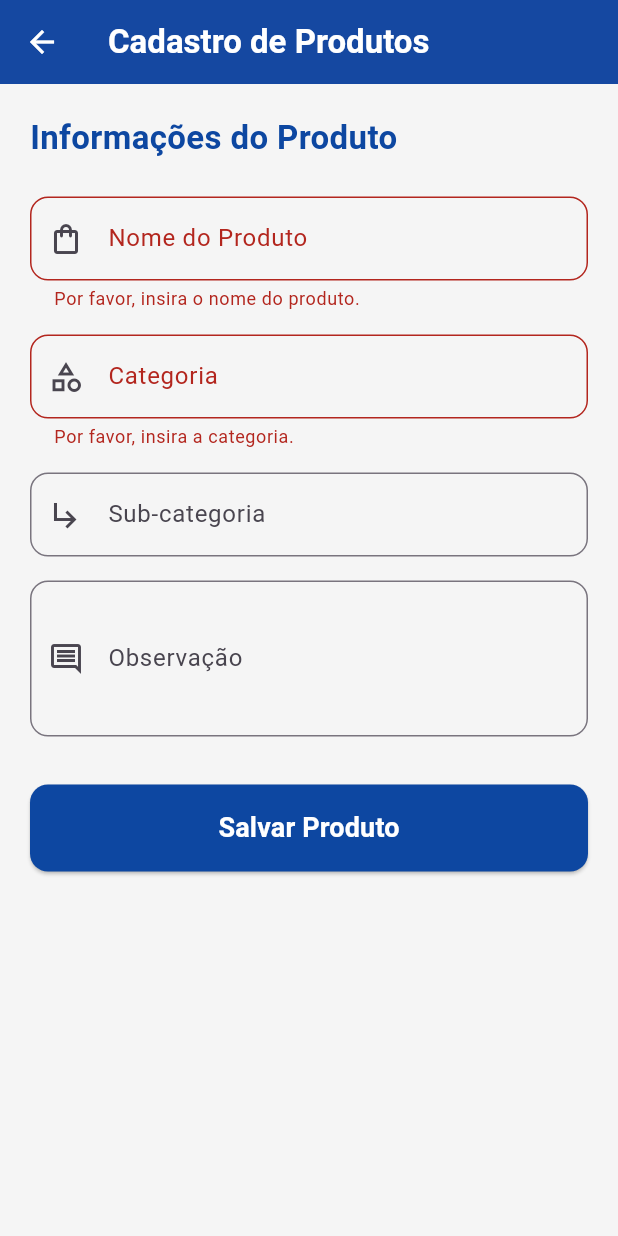
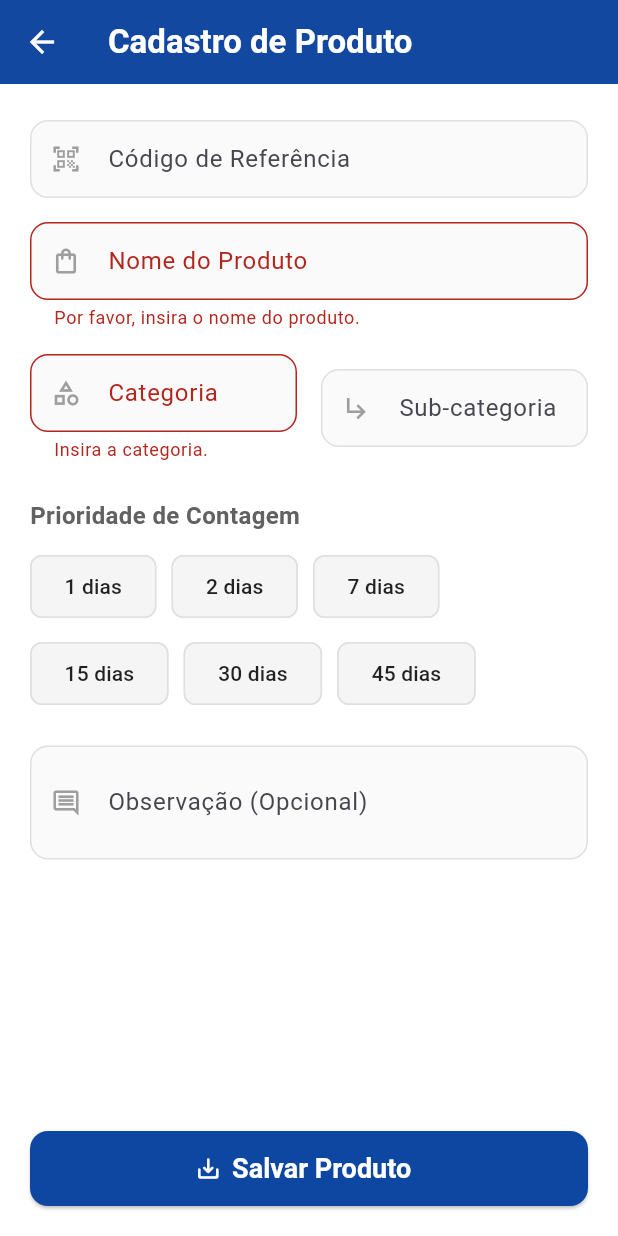
Before and after one commit to brunounky/reconta-app-flutter, a Flutter app: the CadProdutos screen opened directly, after a tap on "Salvar Produto", on a phone screen of 412 x 824 dp. Run offline on Flutter 3.47's test engine with Material 3 defaults, Android fonts, the phone set to English and light mode, and no system bars; our stand-ins replace cloud_firestore, firebase_core; accounts and stored records are empty.

Commit message:
Update contagem.dart

```diff
--- a/reconta_app/lib/src/cadastro/presentation/cad_produtos.dart
+++ b/reconta_app/lib/src/cadastro/presentation/cad_produtos.dart
@@ -10,13 +10,18 @@ class CadProdutos extends StatefulWidget {
 
 class _CadProdutosState extends State<CadProdutos> {
   final _formKey = GlobalKey<FormState>();
-  final TextEditingController _nomeController = TextEditingController();
-  final TextEditingController _categoriaController = TextEditingController();
-  final TextEditingController _subCategoriaController = TextEditingController();
-  final TextEditingController _observacaoController = TextEditingController();
+  final _codigoReferenciaController = TextEditingController();
+  final _nomeController = TextEditingController();
+  final _categoriaController = TextEditingController();
+  final _subCategoriaController = TextEditingController();
+  final _observacaoController = TextEditingController();
+
+  int? _selectedPrioridade;
+  final List<int> _prioridades = [1, 2, 7, 15, 30, 45];
 
   @override
   void dispose() {
+    _codigoReferenciaController.dispose();
     _nomeController.dispose();
     _categoriaController.dispose();
     _subCategoriaController.dispose();
@@ -26,84 +31,91 @@ class _CadProdutosState extends State<CadProdutos> {
 
   void _salvarProduto() async {
     if (_formKey.currentState!.validate()) {
-      String nomeProduto = _nomeController.text;
-      String categoriaProduto = _categoriaController.text;
-      String subCategoriaProduto = _subCategoriaController.text;
-      String observacaoProduto = _observacaoController.text;
-
-      FirebaseFirestore firestore = FirebaseFirestore.instance;
+      if (_selectedPrioridade == null) {
+        ScaffoldMessenger.of(context).showSnackBar(
+          const SnackBar(
+            content: Text('Por favor, selecione uma prioridade de contagem.'),
+            backgroundColor: Colors.orangeAccent,
+          ),
+        );
+        return;
+      }
 
       try {
-        await firestore.collection('Produtos').add({
-          'Nome': nomeProduto,
-          'Categoria': categoriaProduto,
-          'Sub_categoria': subCategoriaProduto,
-          'Observacoes': observacaoProduto,
+        await FirebaseFirestore.instance.collection('Produtos').add({
+          'CodigoReferencia': _codigoReferenciaController.text,
+          'Nome': _nomeController.text,
+          'Categoria': _categoriaController.text,
+          'Sub_categoria': _subCategoriaController.text,
+          'Observacoes': _observacaoController.text,
+          'PrioridadeContagem': _selectedPrioridade,
           'timestamp': FieldValue.serverTimestamp(),
         });
 
+        if (mounted) {
           ScaffoldMessenger.of(context).showSnackBar(
-          const SnackBar(content: Text('Produto salvo com sucesso!')),
+            const SnackBar(
+              content: Text('Produto salvo com sucesso!'),
+              backgroundColor: Colors.green,
+            ),
           );
           Navigator.pop(context);
+        }
       } catch (e) {
-        print("Erro ao adicionar produto: $e");
+        if (mounted) {
           ScaffoldMessenger.of(context).showSnackBar(
-          SnackBar(content: Text('Erro ao adicionar produto: $e')),
+            SnackBar(
+              content: Text('Erro ao adicionar produto: $e'),
+              backgroundColor: Colors.red,
+            ),
           );
+        }
       }
     }
   }
 
   @override
   Widget build(BuildContext context) {
-    const Color corPrimaria = Color(0xFF0D47A1);
-    const Color corTextoPrimario = Color(0xFF0D47A1);
-    const Color corFundo = Color(0xFFF5F5F5);
-    const Color corTextoAppBar = Colors.white;
-    const Color corIconeAppBar = Colors.white;
+    const corPrimaria = Color(0xFF0D47A1);
+    const corFundo = Colors.white;
+    const corTextoAppBar = Colors.white;
+    const corIconeAppBar = Colors.white;
 
     return Scaffold(
       backgroundColor: corFundo,
       appBar: AppBar(
         title: const Text(
-          'Cadastro de Produtos',
+          'Cadastro de Produto',
           style: TextStyle(
             color: corTextoAppBar,
             fontWeight: FontWeight.bold,
           ),
         ),
         backgroundColor: corPrimaria,
-        elevation: 4.0,
+        elevation: 2.0,
         iconTheme: const IconThemeData(color: corIconeAppBar),
       ),
       body: SafeArea(
-        child: SingleChildScrollView(
-          child: Padding(
-            padding: const EdgeInsets.all(20.0),
         child: Form(
           key: _formKey,
           child: Column(
-                crossAxisAlignment: CrossAxisAlignment.stretch,
             children: [
-                  Text(
-                    'Informações do Produto',
-                    style: TextStyle(
-                      fontSize: 22,
-                      fontWeight: FontWeight.bold,
-                      color: corTextoPrimario,
+              Expanded(
+                child: SingleChildScrollView(
+                  padding: const EdgeInsets.symmetric(horizontal: 20.0, vertical: 24.0),
+                  child: Column(
+                    crossAxisAlignment: CrossAxisAlignment.start,
+                    children: [
+                      _buildTextFormField(
+                        controller: _codigoReferenciaController,
+                        labelText: 'Código de Referência',
+                        icon: Icons.qr_code_scanner,
                       ),
-                  ),
-                  const SizedBox(height: 24),
-                  TextFormField(
+                      const SizedBox(height: 16),
+                      _buildTextFormField(
                         controller: _nomeController,
-                    decoration: InputDecoration(
                         labelText: 'Nome do Produto',
-                      border: OutlineInputBorder(
-                        borderRadius: BorderRadius.circular(12),
-                      ),
-                      prefixIcon: const Icon(Icons.shopping_bag_outlined),
-                    ),
+                        icon: Icons.shopping_bag_outlined,
                         validator: (value) {
                           if (value == null || value.isEmpty) {
                             return 'Por favor, insira o nome do produto.';
@@ -112,62 +124,61 @@ class _CadProdutosState extends State<CadProdutos> {
                         },
                       ),
                       const SizedBox(height: 16),
-                  TextFormField(
+                      Row(
+                        children: [
+                          Expanded(
+                            child: _buildTextFormField(
                               controller: _categoriaController,
-                    decoration: InputDecoration(
                               labelText: 'Categoria',
-                      border: OutlineInputBorder(
-                        borderRadius: BorderRadius.circular(12),
-                      ),
-                      prefixIcon: const Icon(Icons.category_outlined),
-                    ),
+                              icon: Icons.category_outlined,
                               validator: (value) {
                                 if (value == null || value.isEmpty) {
-                        return 'Por favor, insira a categoria.';
+                                  return 'Insira a categoria.';
                                 }
                                 return null;
                               },
                             ),
-                  const SizedBox(height: 16),
-                  TextFormField(
+                          ),
+                          const SizedBox(width: 16),
+                          Expanded(
+                            child: _buildTextFormField(
                               controller: _subCategoriaController,
-                    decoration: InputDecoration(
                               labelText: 'Sub-categoria',
-                      border: OutlineInputBorder(
-                        borderRadius: BorderRadius.circular(12),
-                      ),
-                      prefixIcon:
-                          const Icon(Icons.subdirectory_arrow_right_outlined),
+                              icon: Icons.subdirectory_arrow_right,
                             ),
                           ),
-                  const SizedBox(height: 16),
-                  TextFormField(
+                        ],
+                      ),
+                      const SizedBox(height: 24),
+                      _buildSectionTitle('Prioridade de Contagem'),
+                      _buildPrioridadeSelector(),
+                      const SizedBox(height: 24),
+                      _buildTextFormField(
                         controller: _observacaoController,
-                    decoration: InputDecoration(
-                      labelText: 'Observação',
-                      border: OutlineInputBorder(
-                        borderRadius: BorderRadius.circular(12),
+                        labelText: 'Observação (Opcional)',
+                        icon: Icons.comment_outlined,
+                        maxLines: 2,
                       ),
-                      prefixIcon: const Icon(Icons.comment_outlined),
+                    ],
                   ),
-                    maxLines: 3,
                 ),
-                  const SizedBox(height: 32),
-                  ElevatedButton(
+              ),
+              Padding(
+                padding: const EdgeInsets.all(20.0),
+                child: ElevatedButton.icon(
                   onPressed: _salvarProduto,
+                  icon: const Icon(Icons.save_alt_rounded, color: Colors.white),
+                  label: const Text('Salvar Produto', style: TextStyle(color: Colors.white)),
                   style: ElevatedButton.styleFrom(
                     backgroundColor: corPrimaria,
-                      padding: const EdgeInsets.symmetric(vertical: 16),
+                    minimumSize: const Size(double.infinity, 50),
+                    textStyle: const TextStyle(
+                      fontSize: 18,
+                      fontWeight: FontWeight.bold,
+                    ),
                     shape: RoundedRectangleBorder(
                       borderRadius: BorderRadius.circular(12),
                     ),
-                    ),
-                    child: const Text(
-                      'Salvar Produto',
-                      style: TextStyle(
-                        fontSize: 18,
-                        fontWeight: FontWeight.bold,
-                        color: Colors.white,
                   ),
                 ),
               ),
@@ -175,8 +186,86 @@ class _CadProdutosState extends State<CadProdutos> {
           ),
         ),
       ),
+    );
+  }
+
+  Widget _buildSectionTitle(String title) {
+    return Padding(
+      padding: const EdgeInsets.only(bottom: 12.0),
+      child: Text(
+        title,
+        style: TextStyle(
+          fontSize: 16,
+          fontWeight: FontWeight.w600,
+          color: Colors.grey.shade700,
         ),
       ),
     );
   }
+
+  Widget _buildTextFormField({
+    required TextEditingController controller,
+    required String labelText,
+    required IconData icon,
+    String? Function(String?)? validator,
+    int maxLines = 1,
+  }) {
+    return TextFormField(
+      controller: controller,
+      decoration: InputDecoration(
+        labelText: labelText,
+        prefixIcon: Icon(icon, color: Colors.grey.shade500, size: 20),
+        border: OutlineInputBorder(
+          borderRadius: BorderRadius.circular(12),
+          borderSide: BorderSide(color: Colors.grey.shade300),
+        ),
+        enabledBorder: OutlineInputBorder(
+          borderRadius: BorderRadius.circular(12),
+          borderSide: BorderSide(color: Colors.grey.shade300),
+        ),
+        focusedBorder: OutlineInputBorder(
+          borderRadius: BorderRadius.circular(12),
+          borderSide: const BorderSide(color: Color(0xFF0D47A1), width: 1.5),
+        ),
+        filled: true,
+        fillColor: Colors.grey.shade50,
+        contentPadding: const EdgeInsets.symmetric(vertical: 14, horizontal: 12),
+      ),
+      validator: validator,
+      maxLines: maxLines,
+    );
   }
+
+  Widget _buildPrioridadeSelector() {
+    return Wrap(
+      spacing: 10.0,
+      runSpacing: 10.0,
+      children: _prioridades.map((dias) {
+        final isSelected = _selectedPrioridade == dias;
+        return ChoiceChip(
+          label: Text('$dias dias'),
+          selected: isSelected,
+          onSelected: (selected) {
+            setState(() {
+              _selectedPrioridade = selected ? dias : null;
+            });
+          },
+          backgroundColor: Colors.grey.shade100,
+          selectedColor: const Color(0xFF0D47A1),
+          labelStyle: TextStyle(
+            color: isSelected ? Colors.white : Colors.black87,
+            fontWeight: FontWeight.w500,
+          ),
+          shape: RoundedRectangleBorder(
+            borderRadius: BorderRadius.circular(8),
+            side: BorderSide(
+              color: isSelected ? const Color(0xFF0D47A1) : Colors.grey.shade300,
+            ),
+          ),
+          padding: const EdgeInsets.symmetric(horizontal: 14, vertical: 10),
+          showCheckmark: false,
+        );
+      }).toList(),
+    );
+  }
+}
```
Also changed, not shown: reconta_app/lib/src/contagem/presentation/contagem.dart (+354 -0 lines), reconta_app/lib/src/contagem/presentation/selection.dart (+5 -43 lines). Lines whose indentation alone changed are shown as unchanged.
